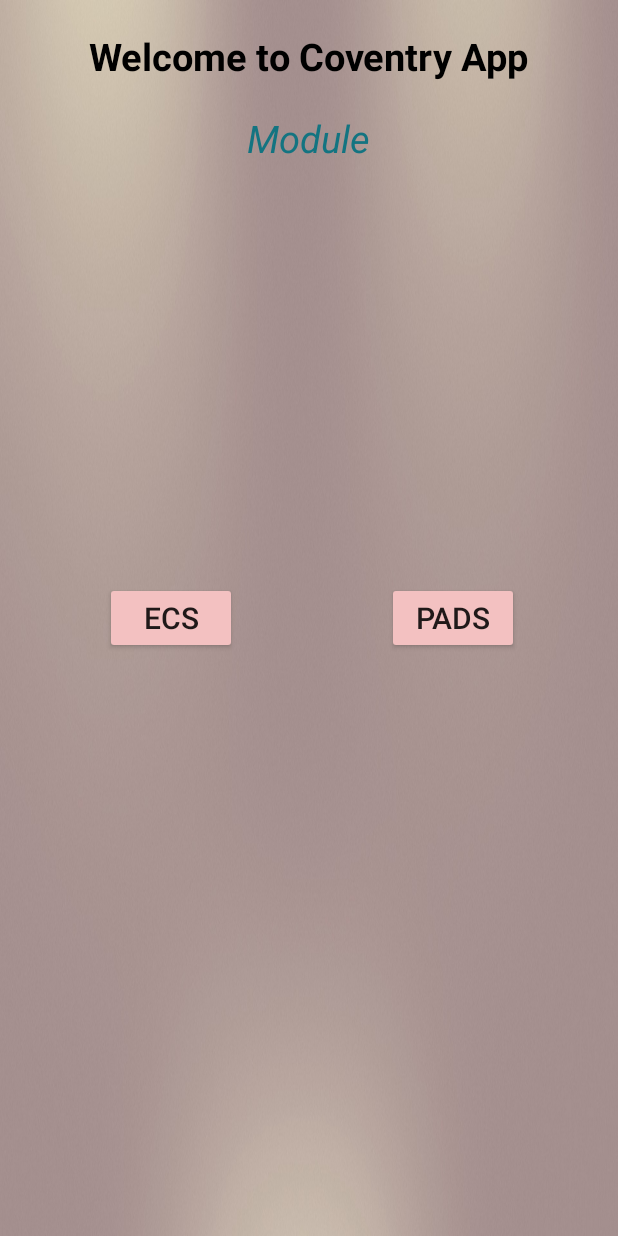
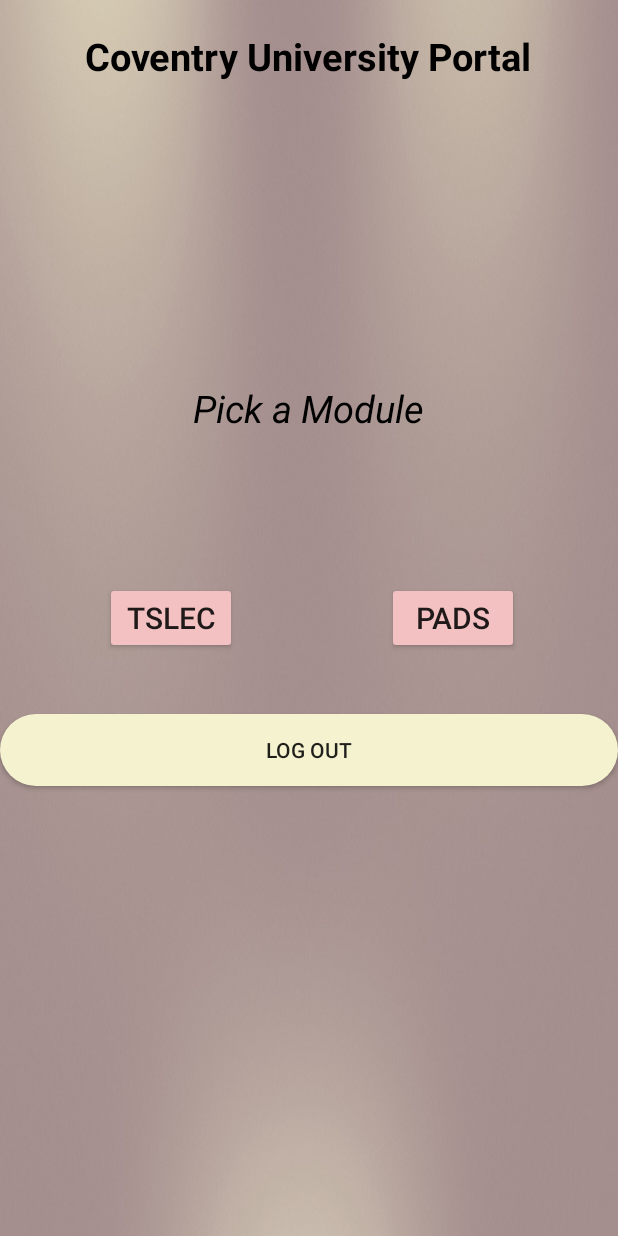
Before and after one commit to roneron101/PSB_QUIZ, an Android app: the screen it shows after launch once a user with an empty profile is signed in (MenuActivity), on a phone screen of 412 x 824 dp. Run offline under Robolectric (Android 15) with nearby library versions, the phone set to English and light mode, and no system bars; our stand-ins replace Firebase (no records; nobody signed in at launch, a user with empty details on screens opened directly); libraries missing offline, so code that uses them is left out: com.firebase.ui; 2 statements that could not run were skipped.

Commit message:
Sprint 3- Sprint 3 complete

```diff
--- a/app/src/main/java/com/example/psb_quiz/LoginInActivity.java
+++ b/app/src/main/java/com/example/psb_quiz/LoginInActivity.java
@@ -6,6 +6,7 @@ import androidx.appcompat.app.AppCompatActivity;
 import android.content.Intent;
 import android.os.Bundle;
 import android.util.Log;
+import android.widget.Button;
 import android.widget.Toast;
 
 import com.firebase.ui.auth.AuthUI;
@@ -33,6 +34,7 @@ public class LoginInActivity extends AppCompatActivity {
         );
 
         showSignInOption();
+
     }
 
     private void showSignInOption() {
@@ -68,7 +70,6 @@ public class LoginInActivity extends AppCompatActivity {
     @Override
     protected void onStart() {
         super.onStart();
-        super.onStart();
         Log.v("Onstart:", "mainact");
         firebaseUser = FirebaseAuth.getInstance().getCurrentUser();
 
--- a/app/src/main/java/com/example/psb_quiz/MenuActivity.java
+++ b/app/src/main/java/com/example/psb_quiz/MenuActivity.java
@@ -7,9 +7,11 @@ import android.os.Bundle;
 import android.view.View;
 import android.widget.Button;
 
+import com.google.firebase.auth.FirebaseAuth;
+
 public class MenuActivity extends AppCompatActivity {
 
-    Button ECS, ICOS;
+    Button ECS, ICOS, Signout;
 
     @Override
     protected void onCreate(Bundle savedInstanceState) {
@@ -17,6 +19,7 @@ public class MenuActivity extends AppCompatActivity {
         setContentView(R.layout.activity_menu);
         ECS = findViewById(R.id.button3);
         ICOS = findViewById(R.id.button4);
+        Signout = findViewById(R.id.button5);
 
         ECS.setOnClickListener(new View.OnClickListener() {
             @Override
@@ -34,5 +37,15 @@ public class MenuActivity extends AppCompatActivity {
 
             }
         });
+
+        Signout.setOnClickListener(new View.OnClickListener() {
+            @Override
+            public void onClick(View v) {
+                FirebaseAuth.getInstance().signOut();
+                Intent intent = new Intent(MenuActivity.this,LoginInActivity.class);
+                startActivity(intent);
+                finish();
+            }
+        });
     }
 }
--- a/app/src/main/res/layout/activity_end.xml
+++ b/app/src/main/res/layout/activity_end.xml
@@ -125,6 +125,7 @@
             app:layout_constraintEnd_toEndOf="parent"
             app:layout_constraintHorizontal_bias="0.498"
             app:layout_constraintStart_toStartOf="parent"
+            android:background="@drawable/bg"
             app:layout_constraintTop_toBottomOf="@+id/topScore3" />
 
         <Button
@@ -135,6 +136,7 @@
             android:text="Home"
             app:layout_constraintEnd_toEndOf="parent"
             app:layout_constraintStart_toStartOf="parent"
+            android:background="@drawable/bg"
             app:layout_constraintTop_toBottomOf="@+id/button" />
 
         <TextView
--- a/app/src/main/res/layout/activity_main.xml
+++ b/app/src/main/res/layout/activity_main.xml
@@ -26,7 +26,6 @@
         android:layout_centerHorizontal="true"
         android:background="@drawable/bg"
         android:layout_marginTop="10dp"
-
         android:text="Loading..." />
 
     <Button
--- a/app/src/main/res/layout/activity_menu.xml
+++ b/app/src/main/res/layout/activity_menu.xml
@@ -11,7 +11,7 @@
         android:id="@+id/textView3"
         android:layout_width="wrap_content"
         android:layout_height="wrap_content"
-        android:text="Welcome to Coventry App"
+        android:text="Coventry University Portal"
         android:layout_centerHorizontal="true"
         android:layout_marginTop="20dp"
         android:textSize="25dp"
@@ -24,13 +24,13 @@
         android:id="@+id/textView4"
         android:layout_width="wrap_content"
         android:layout_height="wrap_content"
-        android:text="Module"
+        android:text="Pick a Module"
         android:layout_below="@+id/textView3"
         android:layout_centerHorizontal="true"
-        android:layout_marginTop="20dp"
+        android:layout_marginTop="200dp"
         android:textSize="25dp"
         android:textStyle="italic"
-        android:textColor="#137481"
+        android:textColor="#000000"
         tools:layout_editor_absoluteX="176dp"
         tools:layout_editor_absoluteY="113dp" />
 
@@ -38,7 +38,7 @@
         android:id="@+id/button3"
         android:layout_width="wrap_content"
         android:layout_height="wrap_content"
-        android:text="ECS"
+        android:text="TSLEC"
         android:layout_centerInParent="true"
         android:layout_alignParentLeft="true"
         android:layout_marginLeft="70dp"
@@ -55,6 +55,20 @@
         android:layout_centerInParent="true"
         android:layout_marginLeft="100dp"
         android:textSize="20dp"
-        android:backgroundTint="#F3C1C1" />
+        android:backgroundTint="#F3C1C1"
+        />
+
+
+
+    <Button
+        android:id="@+id/button5"
+        android:layout_width="match_parent"
+        android:layout_height="wrap_content"
+        android:layout_below="@id/button4"
+        android:layout_centerHorizontal="true"
+        android:background="@drawable/bg"
+        android:layout_marginTop="40dp"
+        android:text="LOG OUT"
+        />
 
 </RelativeLayout>
```
